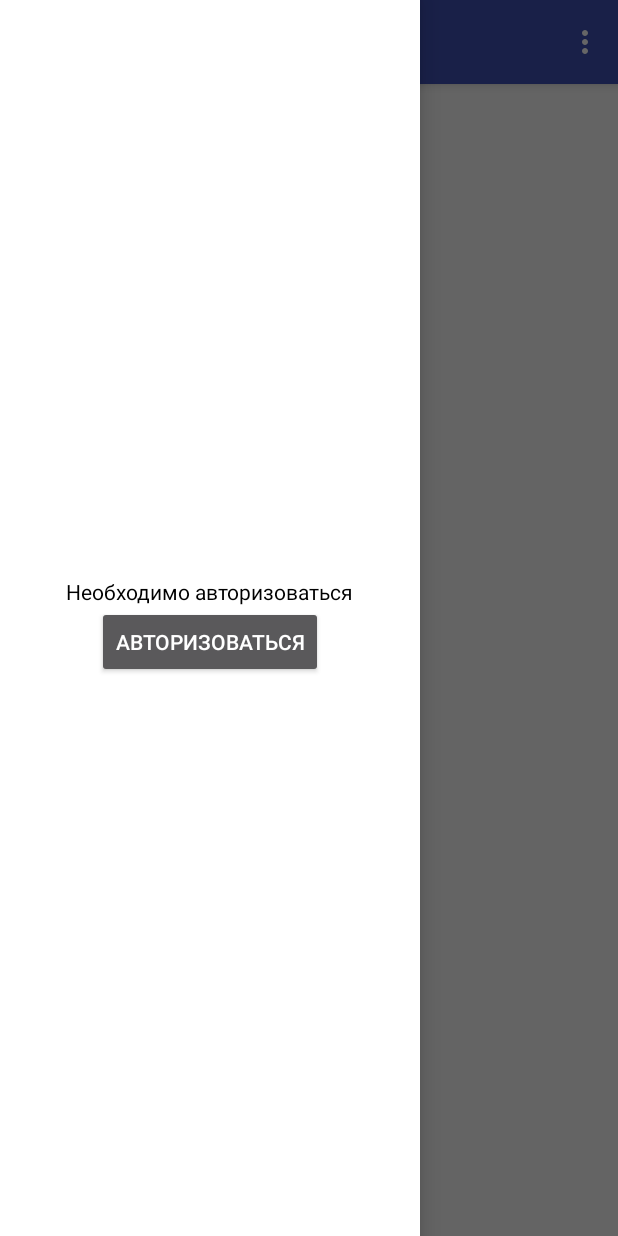
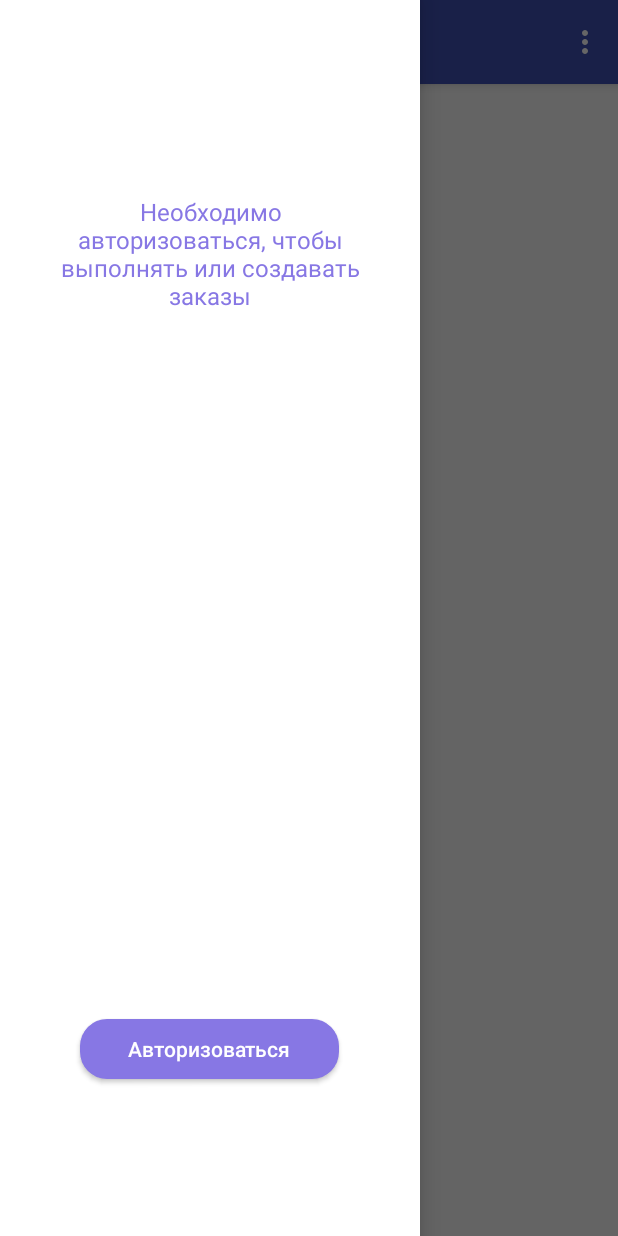
Before and after one commit to smart-llc/SmartAS.Android, an Android app: the screen it shows after launch (MainActivity), with the side drawer open, on a phone screen of 412 x 824 dp. Run offline under Robolectric (Android 15) with nearby library versions, the phone set to English and light mode, and no system bars.

Commit message:
added recover pass activity + basic activity routing

```diff
--- a/app/build.gradle
+++ b/app/build.gradle
@@ -23,6 +23,7 @@ dependencies {
     implementation 'com.android.support:appcompat-v7:26.1.0'
     implementation 'com.android.support:support-v4:26.1.0'
     implementation 'com.android.support:design:26.1.0'
+    implementation 'com.android.support:support-annotations:27.1.1'
     implementation 'com.android.support.constraint:constraint-layout:1.1.2'
     testImplementation 'junit:junit:4.12'
     androidTestImplementation 'com.android.support.test:runner:1.0.2'
--- a/app/src/main/AndroidManifest.xml
+++ b/app/src/main/AndroidManifest.xml
@@ -8,7 +8,7 @@
         android:label="@string/app_name"
         android:roundIcon="@mipmap/ic_launcher_round"
         android:supportsRtl="true"
-        android:theme="@style/AppTheme">
+        android:theme="@style/AppTheme.NoActionBar">
         <activity
             android:name=".MainActivity"
             android:label="@string/app_name"
@@ -20,7 +20,8 @@
             </intent-filter>
         </activity>
         <activity android:name=".authActivities.AuthActivity" />
-        <activity android:name=".authActivities.RegisterActivity"></activity>
+        <activity android:name=".authActivities.RegisterActivity" />
+        <activity android:name=".authActivities.RecoverPassActivity"></activity>
     </application>
 
 </manifest>
--- a/app/src/main/java/com/example/ivan/smartasreborn/MainActivity.java
+++ b/app/src/main/java/com/example/ivan/smartasreborn/MainActivity.java
@@ -1,5 +1,6 @@
 package com.example.ivan.smartasreborn;
 
+import android.content.Intent;
 import android.os.Bundle;
 import android.support.design.widget.FloatingActionButton;
 import android.support.design.widget.Snackbar;
@@ -15,6 +16,8 @@ import android.support.v7.widget.Toolbar;
 import android.view.Menu;
 import android.view.MenuItem;
 import android.widget.Toast;
+
+import com.example.ivan.smartasreborn.authActivities.AuthActivity;
 
 public class MainActivity extends AppCompatActivity
         implements NavigationView.OnNavigationItemSelectedListener {
@@ -42,7 +45,7 @@ public class MainActivity extends AppCompatActivity
         header.findViewById(R.id.content_main_nav_bar_header_auth_btn).setOnClickListener(new View.OnClickListener() {
             @Override
             public void onClick(View view) {
-                Toast.makeText(getApplicationContext(), "GO TO AUTH", Toast.LENGTH_SHORT).show();
+                startActivity(new Intent(getApplicationContext(), AuthActivity.class));
             }
         });
 
--- a/app/src/main/res/layout/nav_header_main.xml
+++ b/app/src/main/res/layout/nav_header_main.xml
@@ -9,18 +9,27 @@
 
     <TextView
         android:id="@+id/content_main_nav_bar_header_text"
-        android:layout_width="wrap_content"
+        android:layout_width="200dp"
         android:layout_height="wrap_content"
-        android:layout_centerInParent="true"
-        android:text="Необходимо авторизоваться"
-        android:textColor="@android:color/black"/>
+        android:layout_centerHorizontal="true"
+        android:layout_alignParentTop="true"
+        android:layout_marginTop="130dp"
+        android:gravity="center_horizontal"
+        android:textSize="16sp"
+        android:text="@string/activity_main_auth_necessary"
+        android:textColor="@color/mainColor"/>
 
     <Button
         android:id="@+id/content_main_nav_bar_header_auth_btn"
         android:layout_width="wrap_content"
-        android:layout_height="wrap_content"
+        android:layout_height="40dp"
         android:text="Авторизоваться"
-        android:layout_below="@+id/content_main_nav_bar_header_text"
+        android:layout_alignParentBottom="true"
+        android:layout_marginBottom="70dp"
+        android:textAllCaps="false"
+        android:paddingLeft="32dp"
+        android:paddingRight="32dp"
+        android:background="@drawable/round_button_main_color"
         android:layout_centerHorizontal="true"/>
 
 </RelativeLayout>
--- a/app/src/main/res/values/strings.xml
+++ b/app/src/main/res/values/strings.xml
@@ -14,4 +14,8 @@
     <string name="activity_password_input">Пароль</string>
     <string name="activity_auth_recover_password">Восстановить пароль</string>
     <string name="activity_return_to_main_label">Вернутсья на главную</string>
+    <string name="activity_main_auth_necessary">Необходимо авторизоваться, чтобы выполнять или создавать заказы</string>
+    <string name="activity_recover_pass_title">Восстановление пароля</string>
+    <string name="activity_recover_pass_info_label">Ведите адрес эл.почты или имя пользователя</string>
+    <string name="activity_recover_pass_input_hint">Эл.почта или имя пользователя</string>
 </resources>
```
Also changed, not shown: app/src/main/java/com/example/ivan/smartasreborn/authActivities/AuthActivity.java (+14 -0 lines), app/src/main/java/com/example/ivan/smartasreborn/authActivities/RecoverPassActivity.java (added, +34 -0 lines), app/src/main/res/layout/activity_auth.xml (+14 -12 lines), app/src/main/res/layout/activity_recover_pass.xml (added, +57 -0 lines), app/src/main/res/layout/activity_register.xml (+21 -18 lines).
